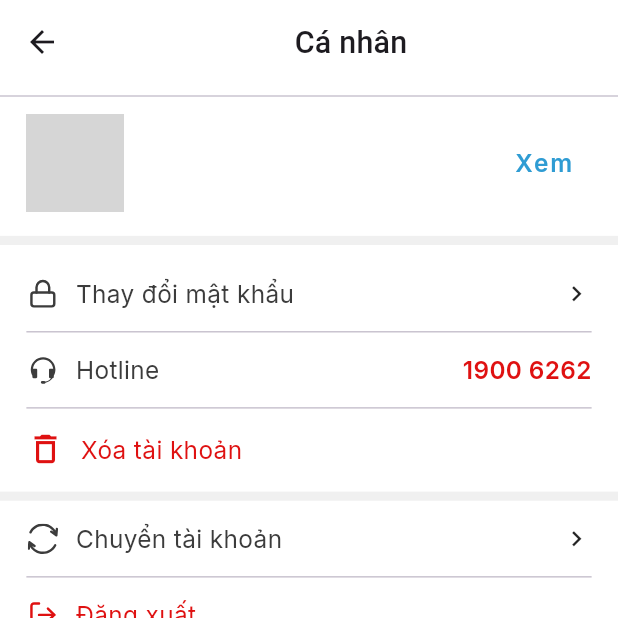
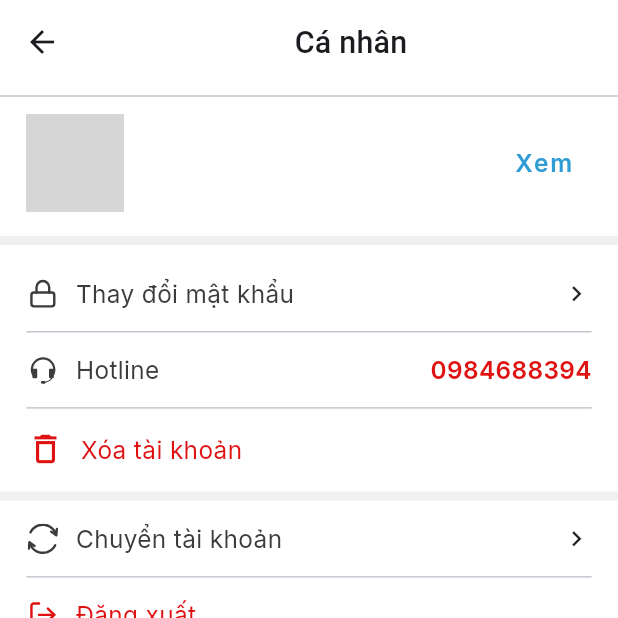
Before and after one commit to tenshi1123/3S, a Flutter app: the PersonerScreen screen opened directly with empty values, after a tap on "Hotline", on a phone screen of 412 x 824 dp, the top half of it. Run offline on Flutter 3.47's test engine with Material 3 defaults, Android fonts, the phone set to English and light mode, and no system bars; our stand-ins replace dio, easy_date_timeline, file_picker, firebase_auth, firebase_core, flutter_bloc and 6 more; missing offline and left inert: d_chart, onesignal_flutter, otp_pin_field; accounts and stored records are empty; network calls fail; grey boxes are pictures that could not be loaded.

```diff
--- a/lib/modules/bottom_nav_bar/info/personer_screen.dart
+++ b/lib/modules/bottom_nav_bar/info/personer_screen.dart
@@ -160,7 +160,7 @@ class _PersonerScreenState extends State<PersonerScreen> {
             ),
             InkWell(
               onTap: () {
-                makePhoneCall('19008978');
+                makePhoneCall('0984688394');
               },
               child: Row(
                 children: [
@@ -182,7 +182,7 @@ class _PersonerScreenState extends State<PersonerScreen> {
                   ),
                   const Spacer(),
                   Text(
-                    '1900 6262',
+                    '0984688394',
                     style: defaultText16.copyWith(
                       color: const Color(0xFFDF1111),
                       fontWeight: FontWeight.w600,
--- a/lib/modules/course/coure_screen.dart
+++ b/lib/modules/course/coure_screen.dart
@@ -160,7 +160,7 @@ class CoureScreen extends StatelessWidget {
               child: Center(
                 child: GestureDetector(
                   onTap: () {
-                    makePhoneCall('19008978');
+                    makePhoneCall('0984688394');
                   },
                   child: Container(
                     height: 50.h,
--- a/lib/modules/login/forgot_password_screen.dart
+++ b/lib/modules/login/forgot_password_screen.dart
@@ -217,7 +217,7 @@ class _ForgotPassScreenState extends State<ForgotPassScreen> {
                 ),
                 InkWell(
                   onTap: () {
-                    _makePhoneCall('19008978');
+                    _makePhoneCall('0984688394');
                   },
                   child: Row(
                     children: [
```
Also changed, not shown: lib/repo/login_repo.dart (+9 -5 lines), assets/images/splash.png.
